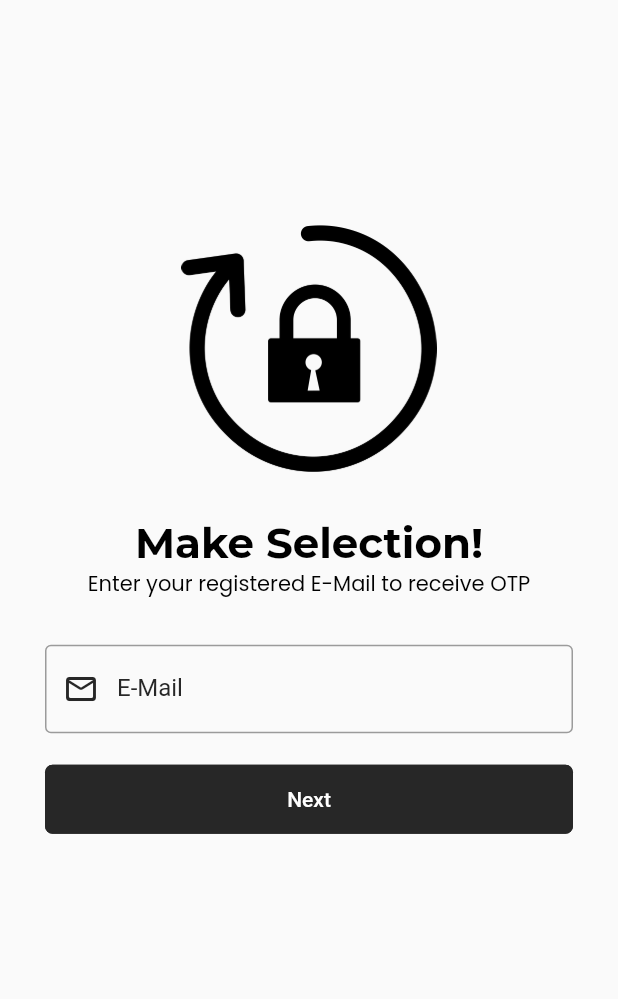
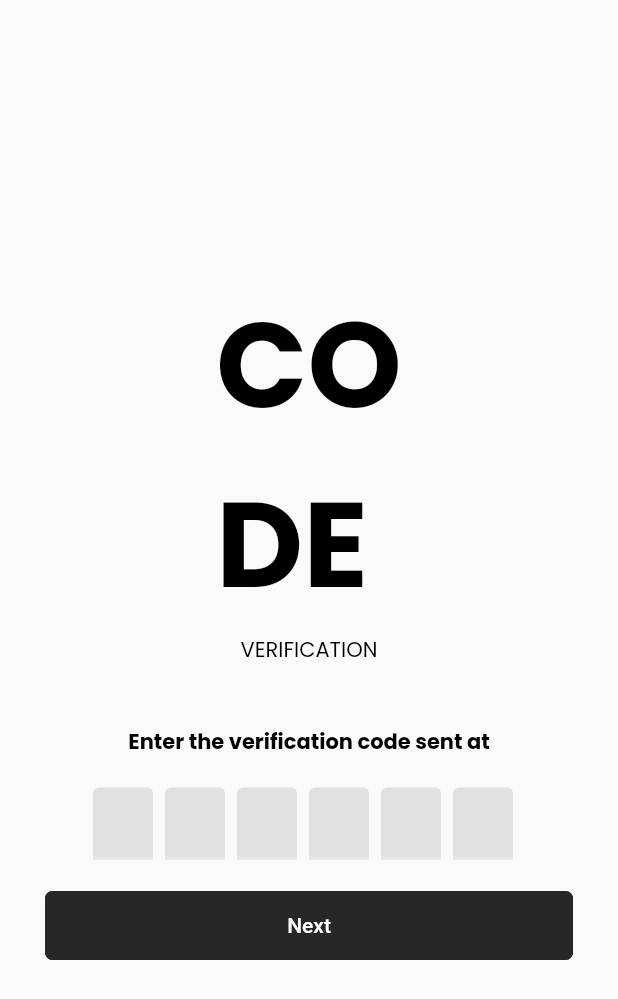
Before and after one commit to alicalmir/skillswap, a Flutter app: the ForgetPasswordMailScreen screen opened directly, after a tap on "Next", on a phone screen of 412 x 824 dp. Shown: the top 999 px of the screen. Run offline on Flutter 3.47's test engine with Material 2 defaults, Android fonts, the phone set to English and light mode, and no system bars; drawn by our look-alikes of flutter_otp_text_field; our stand-ins replace firebase_auth, firebase_core, get, google_fonts; accounts and stored records are empty; generated files the repository leaves out were written again.

Commit message:
authentication

```diff
--- a/lib/src/features/authentication/screens/forget_password/forget_password_mail/forget_password_mail.dart
+++ b/lib/src/features/authentication/screens/forget_password/forget_password_mail/forget_password_mail.dart
@@ -1,8 +1,9 @@
 import 'package:flutter/material.dart';
+import 'package:get/get.dart';
 import 'package:skillswap/src/constants/image_strings.dart';
 import 'package:skillswap/src/constants/size.dart';
 import 'package:skillswap/src/constants/text_string.dart';
-
+import 'package:skillswap/src/features/authentication/screens/forget_password/forget_password_otp/otp_screen.dart';
 import '../../../../../common_widgets/form/form_header_widget.dart';
 
 class ForgetPasswordMailScreen extends StatelessWidget {
@@ -46,7 +47,10 @@ class ForgetPasswordMailScreen extends StatelessWidget {
                     SizedBox(
                         width: double.infinity,
                         child: ElevatedButton(
-                            onPressed: () {}, child: const Text(tNext)))
+                            onPressed: () {
+                              Get.to(() => const OTPScreen());
+                            },
+                            child: const Text(tNext)))
                   ],
                 ))
               ],
--- /dev/null
+++ b/lib/src/features/authentication/screens/forget_password/forget_password_otp/otp_screen.dart
@@ -0,0 +1,58 @@
+import 'package:flutter/material.dart';
+import 'package:flutter_otp_text_field/flutter_otp_text_field.dart';
+import 'package:google_fonts/google_fonts.dart';
+import 'package:skillswap/src/constants/size.dart';
+import 'package:skillswap/src/constants/text_string.dart';
+
+class OTPScreen extends StatelessWidget {
+  const OTPScreen({super.key});
+
+  @override
+  Widget build(BuildContext context) {
+    return Scaffold(
+      body: Container(
+        padding: const EdgeInsets.all(tDefaultSize),
+        child: Column(
+          mainAxisAlignment: MainAxisAlignment.center,
+          children: [
+            const Text(
+              tOtpTitle,
+              style: TextStyle(
+                fontWeight: FontWeight.bold,
+                fontSize: 80.0,
+              ),
+            ),
+            Text(
+              tOtpSubTitle.toUpperCase(),
+              style: Theme.of(context).textTheme.headline6,
+            ),
+            const SizedBox(
+              height: 40,
+            ),
+            const Text(
+              tOtpMessage,
+              textAlign: TextAlign.center,
+            ),
+            const SizedBox(
+              height: 20,
+            ),
+            OtpTextField(
+              numberOfFields: 6,
+              fillColor: Colors.black.withOpacity(0.1),
+              filled: true,
+              onSubmit: (code) {
+                "OTP is => $code";
+              },
+            ),
+            const SizedBox(
+              height: 20,
+            ),
+            SizedBox(
+                width: double.infinity,
+                child: ElevatedButton(onPressed: () {}, child: Text(tNext)))
+          ],
+        ),
+      ),
+    );
+  }
+}
--- a/lib/src/utils/theme/widget_themes/text_theme.dart
+++ b/lib/src/utils/theme/widget_themes/text_theme.dart
@@ -1,6 +1,7 @@
 import 'package:flutter/material.dart';
 import 'package:google_fonts/google_fonts.dart';
 import 'package:skillswap/src/constants/colors.dart';
+import 'package:google_fonts/google_fonts.dart';
 
 class TTextTheme {
   TTextTheme._();
@@ -47,7 +48,9 @@ class TTextTheme {
       fontSize: 14,
       fontWeight: FontWeight.bold,
     ),
-      subtitle2: GoogleFonts.poppins(color: Colors.black87, fontSize: 18));
+    subtitle2: GoogleFonts.poppins(color: Colors.black87, fontSize: 18),
+  );
+
   static TextTheme dartkTextTheme = TextTheme(
     headline1: GoogleFonts.montserrat(
       color: tWhiteColor,
--- a/pubspec.yaml
+++ b/pubspec.yaml
@@ -41,6 +41,8 @@ dependencies:
   google_fonts: ^4.0.3
   flutter_native_splash: ^2.2.18
   get: ^4.6.5
+  flutter_otp_text_field: ^1.1.1
+  firebase_auth: ^4.4.0
 
 
 
```
Also changed, not shown: lib/main.dart (+8 -2 lines), lib/src/features/authentication/controllers/signup_controller.dart (added, +18 -0 lines), lib/src/features/authentication/screens/dascboard/dascboard_screen.dart (added, +17 -0 lines), lib/src/features/authentication/screens/signup/widgets/signup_form_widget.dart (+22 -3 lines), lib/src/repository/authentication_repository.dart (added, +55 -0 lines), lib/src/repository/authentication_repository/signup_email_password_failure.dart (added, +29 -0 lines), pubspec.lock, 2 other files. Lines whose indentation alone changed are shown as unchanged.
